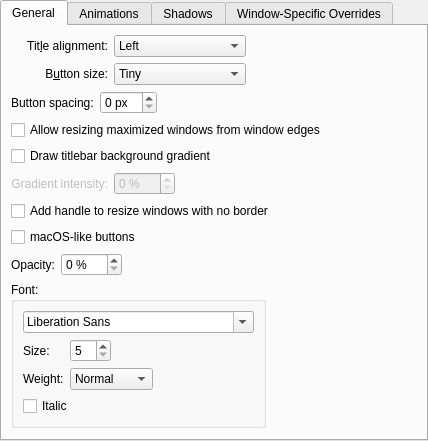
tsujan/BreezeEnhanced, file config/ui/breezeconfigurationui.ui: the form before one commit.
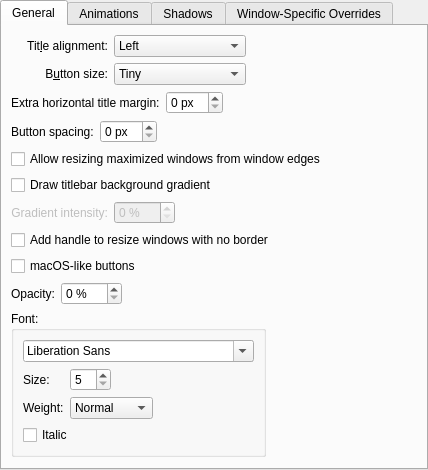
The form after the commit. Custom widgets are drawn as their Qt base class.

Commit message: An option for extra horizontal title margin

The edit to the form file:
```diff
--- a/config/ui/breezeconfigurationui.ui
+++ b/config/ui/breezeconfigurationui.ui
@@ -117,6 +117,37 @@
         </widget>
        </item>
        <item row="2" column="0" colspan="3">
+        <layout class="QHBoxLayout" name="horizontalLayout">
+         <item>
+          <widget class="QLabel" name="titleMarginLabel">
+           <property name="text">
+            <string>Extra horizontal title margin:</string>
+           </property>
+          </widget>
+         </item>
+         <item>
+          <widget class="QSpinBox" name="titleMarginSpinBox">
+           <property name="suffix">
+            <string> px</string>
+           </property>
+          </widget>
+         </item>
+         <item>
+          <spacer name="horizontalSpacer_8">
+           <property name="orientation">
+            <enum>Qt::Horizontal</enum>
+           </property>
+           <property name="sizeHint" stdset="0">
+            <size>
+             <width>40</width>
+             <height>20</height>
+            </size>
+           </property>
+          </spacer>
+         </item>
+        </layout>
+       </item>
+       <item row="3" column="0" colspan="3">
         <layout class="QHBoxLayout" name="horizontalLayout_2">
          <item>
           <widget class="QLabel" name="btnSpacingLabel">
@@ -150,21 +181,21 @@
          </item>
         </layout>
        </item>
-       <item row="3" column="0" colspan="3">
+       <item row="4" column="0" colspan="3">
         <widget class="QCheckBox" name="drawBorderOnMaximizedWindows">
          <property name="text">
           <string>Allow resizing maximized windows from window edges</string>
          </property>
         </widget>
        </item>
-       <item row="4" column="0" colspan="3">
+       <item row="5" column="0" colspan="3">
         <widget class="QCheckBox" name="drawBackgroundGradient">
          <property name="text">
           <string>Draw titlebar background gradient</string>
          </property>
         </widget>
        </item>
-       <item row="5" column="0">
+       <item row="6" column="0">
         <widget class="QLabel" name="label_7">
          <property name="enabled">
           <bool>false</bool>
@@ -177,7 +208,7 @@
          </property>
         </widget>
        </item>
-       <item row="5" column="1" alignment="Qt::AlignLeft">
+       <item row="6" column="1" alignment="Qt::AlignLeft">
         <widget class="QSpinBox" name="gradientSpinBox">
          <property name="enabled">
           <bool>false</bool>
@@ -190,21 +221,21 @@
          </property>
         </widget>
        </item>
-       <item row="6" column="0" colspan="3">
+       <item row="7" column="0" colspan="3">
         <widget class="QCheckBox" name="drawSizeGrip">
          <property name="text">
           <string>Add handle to resize windows with no border</string>
          </property>
         </widget>
        </item>
-       <item row="7" column="0" colspan="3">
+       <item row="8" column="0" colspan="3">
         <widget class="QCheckBox" name="macOSButtons">
          <property name="text">
           <string>macOS-like buttons</string>
          </property>
         </widget>
        </item>
-       <item row="8" column="0" colspan="3">
+       <item row="9" column="0" colspan="3">
         <layout class="QGridLayout" name="gridLayout_2" columnstretch="0,0,0,1">
          <item row="0" column="0">
           <widget class="QLabel" name="label_6">
@@ -344,7 +375,7 @@
          </item>
         </layout>
        </item>
-       <item row="9" column="0" colspan="3">
+       <item row="10" column="0" colspan="3">
         <spacer name="verticalSpacer">
          <property name="orientation">
           <enum>Qt::Vertical</enum>
```
Left out of the diff: 1 changed line with no effect on the pictures. The commit also changes 5 other files.
